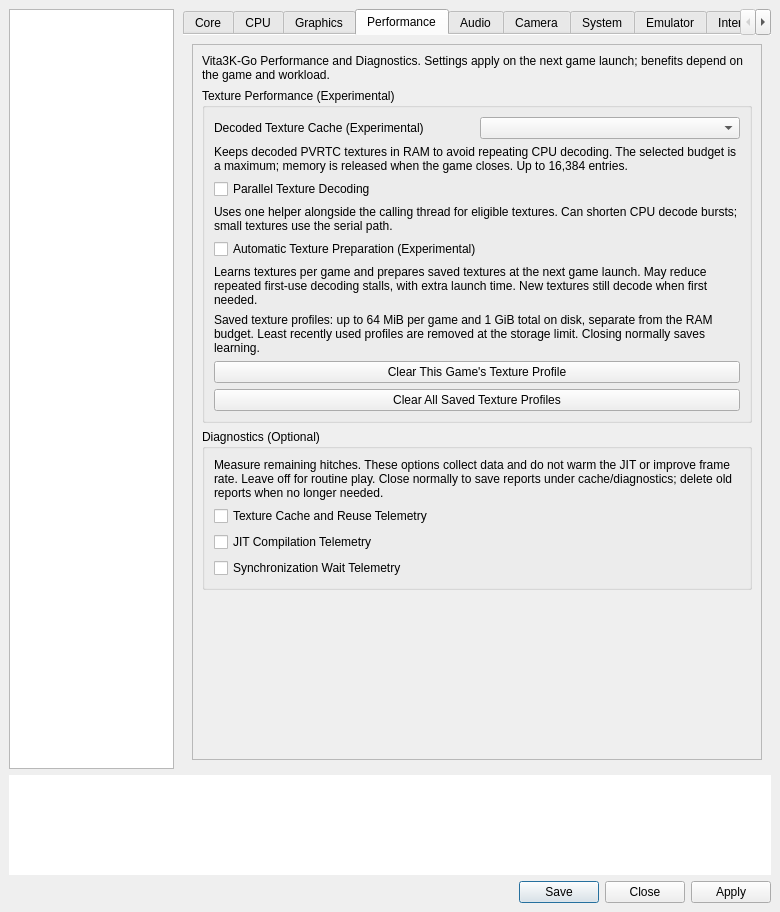
zipkindev/Vita3K, file vita3k/gui-qt/src/settings_dialog.ui: the form before one commit.
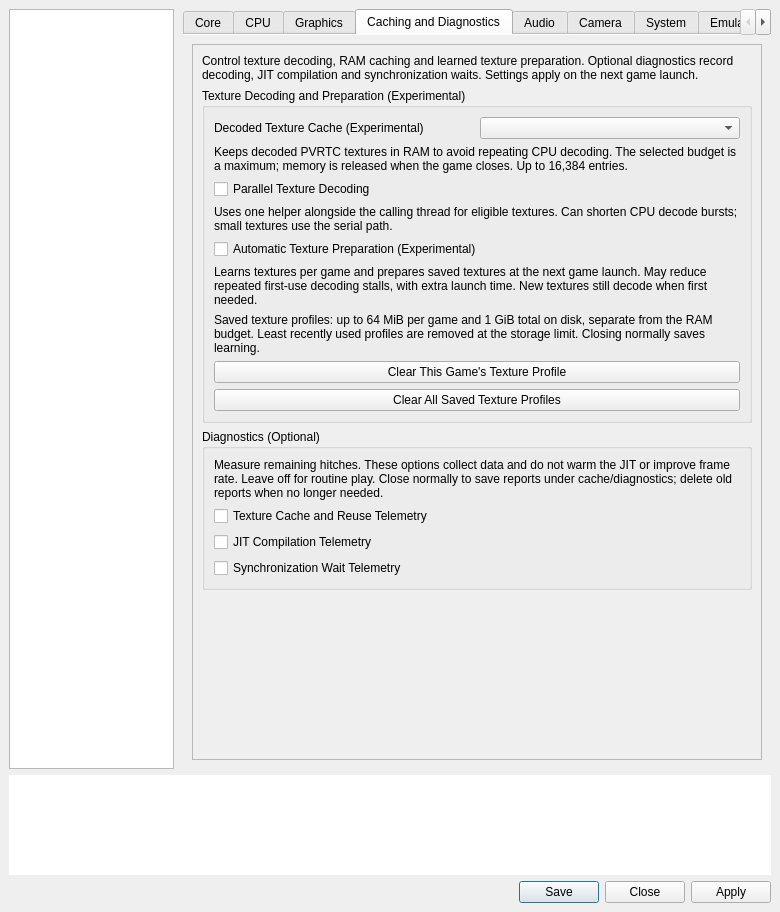
The form after the commit. The open tabs and pages were chosen to show the change.

Commit message: Name texture caching and diagnostic settings by their function

The edit to the form file:
```diff
--- a/vita3k/gui-qt/src/settings_dialog.ui
+++ b/vita3k/gui-qt/src/settings_dialog.ui
@@ -1104,7 +1104,7 @@
        </widget>
        <widget class="QWidget" name="performance_tab">
         <attribute name="title">
-         <string>Performance</string>
+         <string>Caching and Diagnostics</string>
         </attribute>
         <layout class="QVBoxLayout" name="performance_tab_layout">
          <item>
@@ -1117,7 +1117,7 @@
              <item>
               <widget class="QLabel" name="performance_intro">
                <property name="text">
-                <string>Vita3K-Go Performance and Diagnostics. Settings apply on the next game launch; benefits depend on the game and workload.</string>
+                <string>Control texture decoding, RAM caching and learned texture preparation. Optional diagnostics record decoding, JIT compilation and synchronization waits. Settings apply on the next game launch.</string>
                </property>
                <property name="wordWrap">
                 <bool>true</bool>
@@ -1127,7 +1127,7 @@
              <item>
               <widget class="QGroupBox" name="gb_texture_performance">
                <property name="title">
-                <string>Texture Performance (Experimental)</string>
+                <string>Texture Decoding and Preparation (Experimental)</string>
                </property>
                <layout class="QVBoxLayout" name="texture_performance_layout">
                 <item>
```
Left out of the diff: 2 changed lines with no effect on the pictures. The commit also changes 6 other files.
